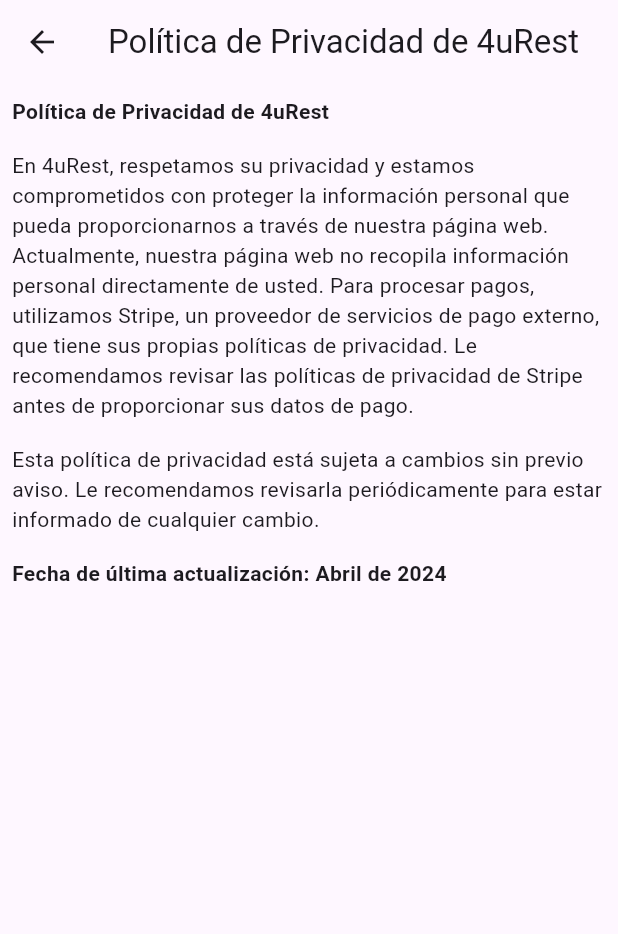
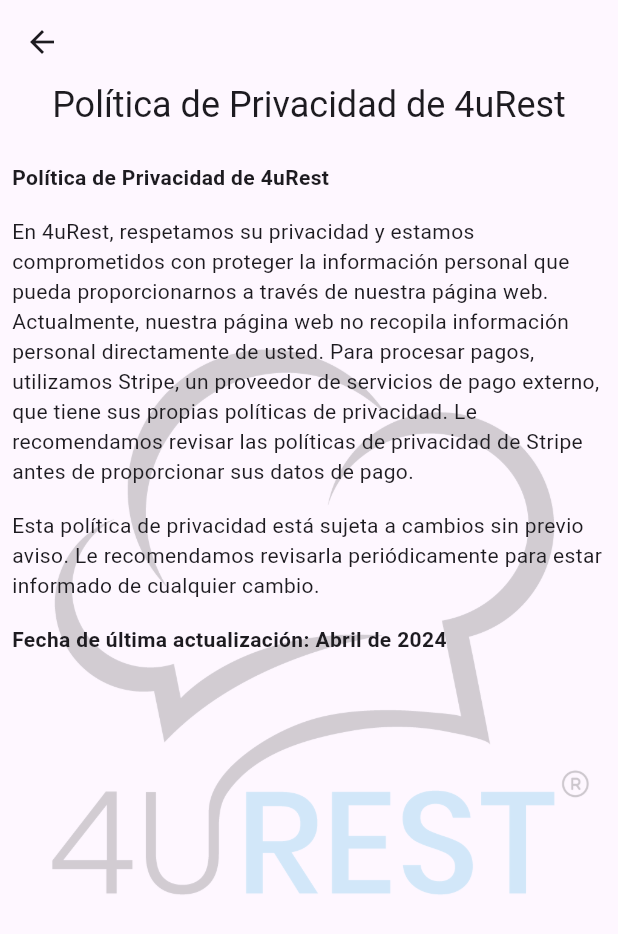
Before and after one commit to sdmunozo/menu_landing, a Flutter app: the DocumentViewer screen opened directly, on a phone screen of 412 x 824 dp. Shown: the top 934 px of the screen. Run offline on Flutter 3.47's test engine with Material 3 defaults, Android fonts, the phone set to English and light mode, and no system bars; our stand-ins replace auto_size_text, font_awesome_flutter, shared_preferences, video_player; accounts and stored records are empty; network calls fail.

Commit message:
Update Landing Commit 2.1

```diff
--- a/lib/ui/pages/document_viewer_page.dart
+++ b/lib/ui/pages/document_viewer_page.dart
@@ -21,12 +21,31 @@
           if (snapshot.hasData) {
             final data = snapshot.data as Map<String, dynamic>;
             return Scaffold(
-              appBar: AppBar(
-                title: Text(data['title']),
+              body: Stack(
+                children: <Widget>[
+                  CustomScrollView(
+                    slivers: <Widget>[
+                      SliverAppBar(
+                        expandedHeight: 100.0,
+                        floating: false,
+                        pinned: true,
+                        flexibleSpace: FlexibleSpaceBar(
+                          title: Text(
+                            data['title'],
+                            overflow: TextOverflow.ellipsis,
+                            maxLines: 2,
+                            style: TextStyle(fontSize: 16),
                           ),
-              body: ListView.builder(
-                itemCount: data['content'].length,
-                itemBuilder: (context, index) {
+                          centerTitle: true,
+                        ),
+                        leading: IconButton(
+                          icon: Icon(Icons.arrow_back),
+                          onPressed: () => Navigator.of(context).pop(),
+                        ),
+                      ),
+                      SliverList(
+                        delegate: SliverChildBuilderDelegate(
+                          (context, index) {
                             final content = data['content'][index];
                             return Padding(
                               padding: const EdgeInsets.all(8.0),
@@ -40,13 +59,27 @@
                               ),
                             );
                           },
+                          childCount: data['content'].length,
+                        ),
+                      ),
+                    ],
+                  ),
+                  IgnorePointer(
+                    child: Center(
+                      child: Opacity(
+                        opacity: 0.2,
+                        child: Image.asset('assets/tools/4uRest-DM-3.png'),
+                      ),
+                    ),
+                  ),
+                ],
               ),
             );
           } else if (snapshot.hasError) {
-            return const Text("Error loading document");
+            return const Center(child: Text("Error loading document"));
           }
         }
-        return const CircularProgressIndicator();
+        return const Center(child: CircularProgressIndicator());
       },
     );
   }
--- a/lib/ui/views/faq_view.dart
+++ b/lib/ui/views/faq_view.dart
@@ -1,6 +1,7 @@
 import 'package:flutter/material.dart';
 import 'package:landing_v3/data/faq.dart';
 import 'package:landing_v3/ui/shared/custom_title_widget.dart';
+import 'package:landing_v3/ui/shared/down_arrow_animation_widget.dart';
 
 const maxWidth = 1000.0;
 
@@ -186,7 +187,8 @@
                     ))
                 .toList(),
           ),
-          const SizedBox(height: 20),
+          const SizedBox(height: 30),
+          DownArrowAnimationWidget(),
         ],
       ),
     );
--- a/pubspec.yaml
+++ b/pubspec.yaml
@@ -32,6 +32,7 @@
   cupertino_icons: ^1.0.6
   flutter:
     sdk: flutter
+  flutter_svg: ^2.0.10+1
   font_awesome_flutter: ^10.7.0
   provider: ^6.1.2
   shared_preferences: ^2.2.3
```
Also changed, not shown: lib/ui/views/suscriptions_view.dart (+58 -2 lines), pubspec.lock, 5 other files. Lines whose indentation alone changed are shown as unchanged.
